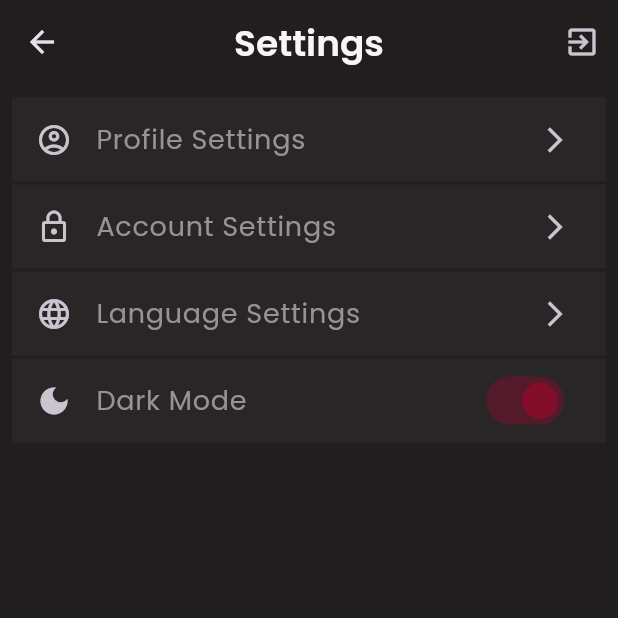
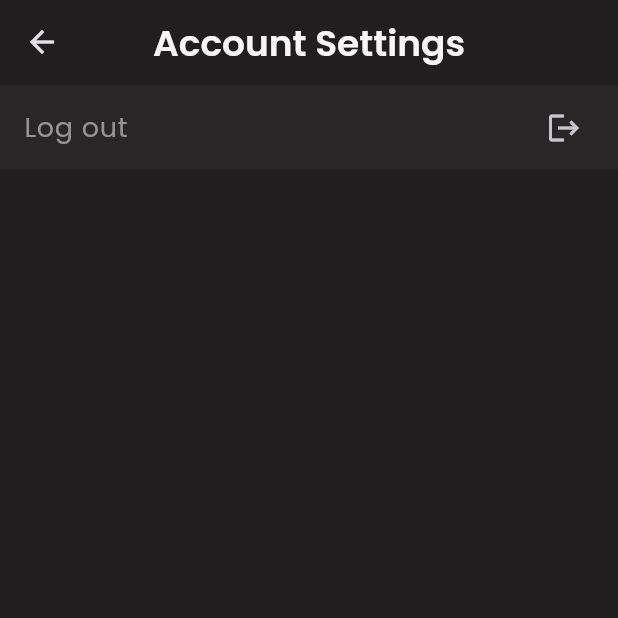
Before and after one commit to censop/back_to_us, a Flutter app: the SettingsScreen screen opened by its route, after a tap on "Account Settings", on a phone screen of 412 x 824 dp, the top half of it. Run offline on Flutter 3.47's test engine with Material 3 defaults, Android fonts, the phone set to English and light mode, and no system bars; our stand-ins replace cloud_firestore, firebase_auth, firebase_core, firebase_storage, image_picker, shared_preferences; accounts and stored records are empty.

Commit message:
ui improvements + account settings page, need to fix profile settings

```diff
--- a/lib/main.dart
+++ b/lib/main.dart
@@ -1,6 +1,7 @@
 
 import 'package:back_to_us/Screens/NavigationBar/navigation_bar_screen.dart';
 import 'package:back_to_us/Screens/NavigationBar/settings_screen.dart';
+import 'package:back_to_us/Screens/Settings/account_settings.dart';
 import 'package:back_to_us/Screens/Settings/profile_settings_screen.dart';
 import 'package:back_to_us/Screens/profile_screen.dart';
 import 'package:back_to_us/Services/notifiers.dart';
@@ -66,6 +67,7 @@ class MyApp extends StatelessWidget {
             Routes.profileSettings : (context) => ProfileSettingsScreen(),
             Routes.settings : (context) => SettingsScreen(),
             Routes.profile : (context) => ProfileScreen(),
+            Routes.accountSettings : (context) => AccountSettings(),
           },
 
           theme: darkModeNotifier.value ? AppTheme.darkTheme : AppTheme.lightTheme,
--- a/lib/routes.dart
+++ b/lib/routes.dart
@@ -8,5 +8,6 @@ class Routes {
   static String profileSettings = "/profileSettings";
   static String settings = "/settings";
   static String profile = "/profile";
+  static String accountSettings = "/accountSettings";
 
 }
--- a/lib/screens/NavigationBar/settings_screen.dart
+++ b/lib/screens/NavigationBar/settings_screen.dart
@@ -26,12 +26,6 @@ class _SettingsScreenState extends State<SettingsScreen> {
           "Settings",
         ),
         backgroundColor: Theme.of(context).colorScheme.surface,
-        actions: [
-          IconButton(
-            onPressed: _logOut,
-            icon: Icon(Icons.exit_to_app),
-          )
-        ],
       ),
       body: Padding(
         padding: const EdgeInsets.all(8),
@@ -52,7 +46,9 @@ class _SettingsScreenState extends State<SettingsScreen> {
               title: "Account Settings",
               leading:Icon(Icons.lock_outline),
               onPressed:() {
-                //to be filled
+                Navigator.of(context).pushNamed(
+                  Routes.accountSettings
+                );
               },
               trailing: Icon(
                 Icons.arrow_forward_ios,
@@ -95,15 +91,6 @@ class _SettingsScreenState extends State<SettingsScreen> {
       ),
     );
   }
-
-  void _logOut() {
-    FirebaseAuth.instance.signOut();
-    Navigator.of(context).pushNamedAndRemoveUntil(
-      Routes.welcome,
-      (Route<dynamic> route) => false,
-    );
-  }
-
 }
 
 
--- /dev/null
+++ b/lib/screens/Settings/account_settings.dart
@@ -0,0 +1,47 @@
+
+import 'package:back_to_us/Widgets/custom_settings_tiles.dart';
+import 'package:back_to_us/routes.dart';
+import 'package:firebase_auth/firebase_auth.dart';
+import 'package:flutter/material.dart';
+
+class AccountSettings extends StatefulWidget {
+  const AccountSettings({super.key});
+
+  @override
+  State<AccountSettings> createState() => _AccountSettingsState();
+}
+
+class _AccountSettingsState extends State<AccountSettings> {
+  @override
+  Widget build(BuildContext context) {
+    return Scaffold(
+      appBar: AppBar(
+        centerTitle: true,
+        titleTextStyle: Theme.of(context).textTheme.titleLarge!.copyWith(
+          color: Theme.of(context).colorScheme.primary,
+        ),
+        title: Text(
+          "Account Settings",
+        ),
+        backgroundColor: Theme.of(context).colorScheme.surface,
+      ),
+      body: ListView(
+        children: [
+          CustomSettingsTiles(
+            title: "Log out",
+            trailing: Icon(Icons.logout),
+            onPressed: _logOut,
+          )
+        ],
+      ),
+    );
+  }
+
+  void _logOut() {
+    FirebaseAuth.instance.signOut();
+    Navigator.of(context).pushNamedAndRemoveUntil(
+      Routes.welcome,
+      (Route<dynamic> route) => false,
+    );
+  }
+}
--- a/lib/widgets/custom_settings_tiles.dart
+++ b/lib/widgets/custom_settings_tiles.dart
@@ -11,7 +11,7 @@ class CustomSettingsTiles extends StatelessWidget {
   });
 
   final void Function()? onPressed;
-  final String title;
+  final String? title;
   final Widget? leading;
   final Widget? trailing;
 
@@ -23,7 +23,7 @@ class CustomSettingsTiles extends StatelessWidget {
         tileColor: darkModeNotifier.value ? const Color.fromARGB(63, 64, 64, 64) : const Color.fromARGB(24, 143, 142, 142),
         leading: leading,
         title: Text(
-          title,
+          title ?? "",
           style: Theme.of(context).textTheme.bodyLarge,
         ),
         trailing: trailing,
--- a/lib/widgets/custom_text_form_field.dart
+++ b/lib/widgets/custom_text_form_field.dart
@@ -38,7 +38,7 @@ class CustomTextFormField extends StatelessWidget {
         ),
         obscureText: obscureText,
         validator: validator,
-        readOnly: editable,
+        enabled: editable,
       ),
     );
   }
```
Also changed, not shown: lib/screens/Settings/profile_settings_screen.dart (+22 -18 lines).
